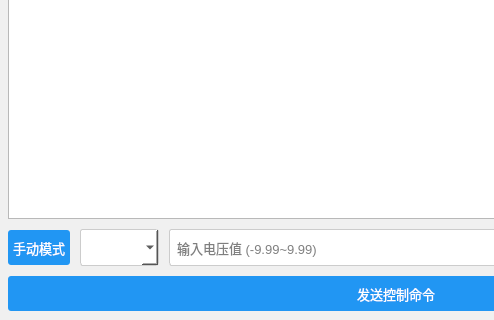
First picture: the form in mainwindow.ui, repository ckdfs/qttest1, before the edit; both pictures show x 207 to 701 and y 380 to 700 of the 1000 by 700 pixel window.
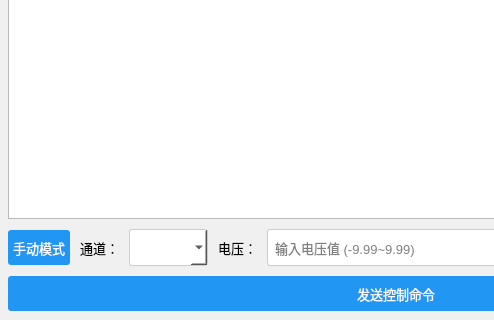
Second picture: the form after the edit.

Commit message: 实现各通道电压解析及更新功能，优化交互逻辑

```diff
--- a/mainwindow.ui
+++ b/mainwindow.ui
@@ -662,6 +662,13 @@
             </property>
            </widget>
           </item>
+          <item>
+           <widget class="QLabel" name="labelChannel">
+            <property name="text">
+             <string>通道：</string>
+            </property>
+           </widget>
+          </item>
           <item>
            <widget class="QComboBox" name="comboBoxChannel">
             <property name="minimumWidth">
@@ -669,6 +676,13 @@
             </property>
            </widget>
           </item>
+          <item>
+           <widget class="QLabel" name="labelVoltage">
+            <property name="text">
+             <string>电压：</string>
+            </property>
+           </widget>
+          </item>
           <item>
            <widget class="QLineEdit" name="lineEditVoltage">
             <property name="placeholderText">
```
The commit also changes 1 other file.
